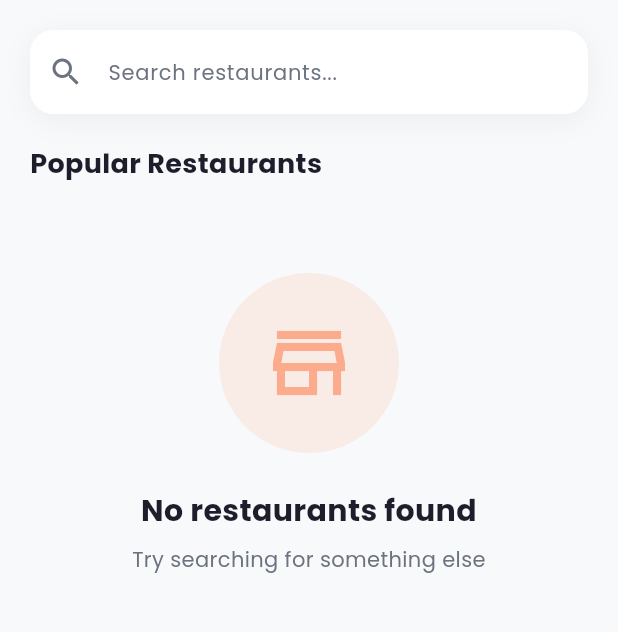
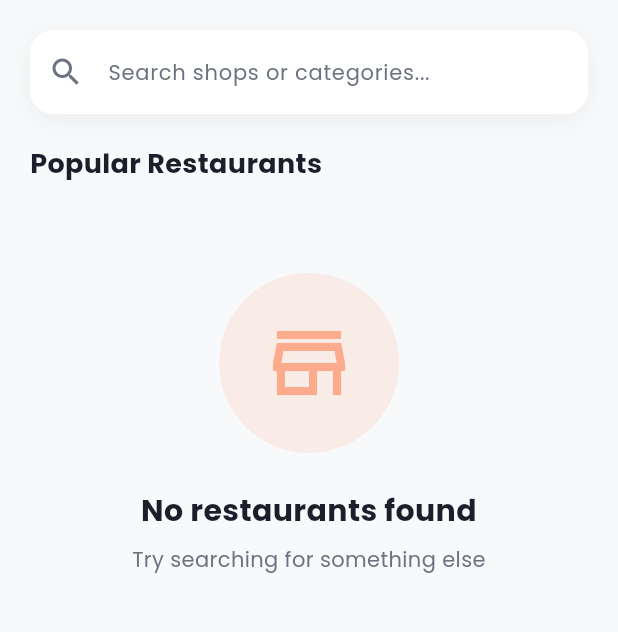
Before and after one commit to SDL455/order_food, a Flutter app: the screen it shows after launch, on a phone screen of 412 x 824 dp, the part 180-812 px from its top. Run offline on Flutter 3.47's test engine with Material 3 defaults, Android fonts, the phone set to English and light mode, and no system bars; drawn by our look-alikes of flutter_animate; our stand-ins replace cached_network_image, cloud_firestore, firebase_auth, firebase_core, firebase_messaging, firebase_storage and 7 more; accounts and stored records are empty.

Commit message:
update dashboard search to category

```diff
--- a/analysis_options.yaml
+++ b/analysis_options.yaml
@@ -7,7 +7,7 @@
 
 # The following line activates a set of recommended lints for Flutter apps,
 # packages, and plugins designed to encourage good coding practices.
-include: package:flutter_lints/flutter.yaml
+# include: package:flutter_lints/flutter.yaml
 
 linter:
   # The lint rules applied to this project can be customized in the
--- a/lib/features/home/controller/home_controller.dart
+++ b/lib/features/home/controller/home_controller.dart
@@ -2,17 +2,22 @@ import 'package:flutter/material.dart';
 import 'package:get/get.dart';
 
 import '../../../core/utils/app_logger.dart';
+import '../../../data/models/product_model.dart';
 import '../../../data/models/shop_model.dart';
+import '../../../data/repositories/product_repository.dart';
 import '../../../data/repositories/shop_repository.dart';
 
 /// Controller for the shop list (home) screen.
 class HomeController extends GetxController {
   final ShopRepository _repo = ShopRepository();
+  final ProductRepository _productRepo = ProductRepository();
 
   final shops = <ShopModel>[].obs;
+  final products = <ProductModel>[].obs;
   final isLoading = true.obs;
   final searchQuery = ''.obs;
   final searchController = TextEditingController();
+  final selectedCategory = ''.obs;
 
   @override
   void onInit() {
@@ -30,6 +35,7 @@ class HomeController extends GetxController {
     try {
       isLoading.value = true;
       shops.value = await _repo.getShops();
+      await _fetchProductsFromAllShops();
     } catch (e, st) {
       AppLogger.e('fetchShops failed', e, st);
       Get.snackbar(
@@ -42,13 +48,90 @@ class HomeController extends GetxController {
     }
   }
 
-  /// Filtered shops based on search query.
+  Future<void> _fetchProductsFromAllShops() async {
+    if (shops.isEmpty) return;
+    try {
+      final allProducts = <ProductModel>[];
+      for (final shop in shops) {
+        final shopProducts = await _productRepo.getProducts(shop.id);
+        allProducts.addAll(shopProducts);
+      }
+      products.value = allProducts;
+    } catch (e, st) {
+      AppLogger.e('_fetchProductsFromAllShops failed', e, st);
+    }
+  }
+
+  /// Unique categories from all products across shops.
+  List<String> get categories {
+    final cats = products
+        .map((p) => p.category)
+        .where((c) => c.isNotEmpty)
+        .toSet()
+        .toList();
+    cats.sort();
+    return cats;
+  }
+
+  /// Categories filtered by search query (for chip display).
+  List<String> get filteredCategories {
+    if (searchQuery.value.isEmpty) return categories;
+    final q = searchQuery.value.toLowerCase();
+    return categories.where((c) => c.toLowerCase().contains(q)).toList();
+  }
+
+  /// Categories that match the search query (for auto-showing products).
+  List<String> get searchMatchedCategories {
+    if (searchQuery.value.isEmpty) return [];
+    return filteredCategories;
+  }
+
+  /// Filtered shops: by name OR has products in category matching search.
   List<ShopModel> get filteredShops {
     if (searchQuery.value.isEmpty) return shops;
-    return shops
-        .where(
-          (s) => s.name.toLowerCase().contains(searchQuery.value.toLowerCase()),
-        )
-        .toList();
+    final q = searchQuery.value.toLowerCase();
+    return shops.where((s) {
+      final nameMatch = s.name.toLowerCase().contains(q);
+      if (nameMatch) return true;
+      final hasMatchingCategory = products.any(
+        (p) =>
+            p.shopId == s.id &&
+            p.category.isNotEmpty &&
+            p.category.toLowerCase().contains(q),
+      );
+      return hasMatchingCategory;
+    }).toList();
+  }
+
+  /// Filtered products by category and search query.
+  /// When search matches a category, show all products from that category.
+  List<ProductModel> get filteredProducts {
+    List<ProductModel> result = products.toList();
+    final matchedCats = searchMatchedCategories;
+
+    if (selectedCategory.value.isNotEmpty) {
+      result =
+          result.where((p) => p.category == selectedCategory.value).toList();
+    } else if (matchedCats.isNotEmpty) {
+      result =
+          result.where((p) => matchedCats.contains(p.category)).toList();
+    }
+
+    if (searchQuery.value.isNotEmpty) {
+      final q = searchQuery.value.toLowerCase();
+      final isSearchCategoryMode =
+          matchedCats.isNotEmpty && selectedCategory.value.isEmpty;
+      if (!isSearchCategoryMode) {
+        result =
+            result.where((p) => p.name.toLowerCase().contains(q)).toList();
+      }
+    }
+    return result;
+  }
+
+  /// True when we should show products (category selected OR search matches category).
+  bool get shouldShowProducts {
+    if (selectedCategory.value.isNotEmpty) return true;
+    return searchMatchedCategories.isNotEmpty;
   }
 }
--- a/lib/features/home/views/shop_list_screen.dart
+++ b/lib/features/home/views/shop_list_screen.dart
@@ -6,6 +6,8 @@ import '../../../core/theme/app_theme.dart';
 import '../../../core/services/firebase_service.dart';
 import '../../../core/widgets/empty_state_widget.dart';
 import '../../../routes/app_routes.dart';
+import '../../shop/widgets/category_chip.dart';
+import '../../shop/widgets/product_grid_card.dart';
 import '../controller/home_controller.dart';
 import '../widgets/main_bottom_nav.dart';
 import '../widgets/shop_card.dart';
@@ -117,23 +119,101 @@ class ShopListScreen extends GetView<HomeController> {
                       .fadeIn(duration: 400.ms)
                       .slideY(begin: -0.1, end: 0),
                   const SizedBox(height: 20),
-                  Text(
-                    'Popular Restaurants',
+                  Obx(
+                    () => Text(
+                      controller.shouldShowProducts
+                          ? 'Products'
+                          : 'Popular Restaurants',
                       style: TextStyle(
                         fontSize: 18,
                         fontWeight: FontWeight.bold,
                         color: AppTheme.textPrimary,
                       ),
                     ).animate().fadeIn(delay: 100.ms),
+                  ),
                 ],
               ),
             ),
           ),
 
+          Obx(() {
+            final cats = controller.filteredCategories;
+            if (controller.categories.isNotEmpty)
+              return SliverToBoxAdapter(
+                child: SizedBox(
+                  height: 56,
+                  child: ListView(
+                    scrollDirection: Axis.horizontal,
+                    padding: const EdgeInsets.symmetric(
+                      horizontal: 20,
+                      vertical: 10,
+                    ),
+                    children: [
+                      CategoryChip(
+                        label: 'All',
+                        isSelected: controller.selectedCategory.value.isEmpty,
+                        onTap: () => controller.selectedCategory.value = '',
+                      ),
+                      ...cats.map(
+                        (c) => CategoryChip(
+                          label: c,
+                          isSelected: controller.selectedCategory.value == c,
+                          onTap: () => controller.selectedCategory.value = c,
+                        ),
+                      ),
+                    ],
+                  ),
+                ),
+              );
+            return const SliverToBoxAdapter(child: SizedBox.shrink());
+          }),
+
           SliverToBoxAdapter(
             child: Obx(() {
               if (controller.isLoading.value) {
                 return _buildLoadingState();
+              }
+              final shouldShowProducts = controller.shouldShowProducts;
+              if (shouldShowProducts) {
+                final products = controller.filteredProducts;
+                if (products.isEmpty) {
+                  return EmptyStateWidget(
+                    icon: Icons.inventory_2_outlined,
+                    title: 'No products in this category',
+                    subtitle: 'Try another category or search',
+                  );
+                }
+                return Padding(
+                  padding: const EdgeInsets.all(20),
+                  child: GridView.builder(
+                    shrinkWrap: true,
+                    physics: const NeverScrollableScrollPhysics(),
+                    gridDelegate:
+                        const SliverGridDelegateWithFixedCrossAxisCount(
+                          crossAxisCount: 2,
+                          mainAxisSpacing: 16,
+                          crossAxisSpacing: 16,
+                          childAspectRatio: 0.68,
+                        ),
+                    itemCount: products.length,
+                    itemBuilder: (_, i) {
+                      final product = products[i];
+                      return ProductGridCard(
+                            product: product,
+                            onTap: () => Get.toNamed(
+                              AppRoutes.productDetail,
+                              arguments: {
+                                'shopId': product.shopId,
+                                'productId': product.id,
+                              },
+                            ),
+                          )
+                          .animate(delay: (i * 50).ms)
+                          .fadeIn()
+                          .scale(begin: const Offset(0.95, 0.95));
+                    },
+                  ),
+                );
               }
               final shops = controller.filteredShops;
               if (shops.isEmpty) {
--- a/lib/features/home/widgets/shop_search_bar.dart
+++ b/lib/features/home/widgets/shop_search_bar.dart
@@ -33,13 +33,16 @@ class ShopSearchBar extends StatelessWidget {
         controller: controller,
         onChanged: onChanged,
         decoration: InputDecoration(
-          hintText: 'Search restaurants...',
+          hintText: 'Search shops or categories...',
           prefixIcon: const Icon(Icons.search, color: AppTheme.textSecondary),
           suffixIcon: ValueListenableBuilder<TextEditingValue>(
             valueListenable: controller,
             builder: (context, value, child) => value.text.isNotEmpty
                 ? IconButton(
-                    icon: const Icon(Icons.clear, color: AppTheme.textSecondary),
+                    icon: const Icon(
+                      Icons.clear,
+                      color: AppTheme.textSecondary,
+                    ),
                     onPressed: () {
                       controller.clear();
                       onChanged('');
@@ -58,7 +61,10 @@ class ShopSearchBar extends StatelessWidget {
           ),
           filled: true,
           fillColor: Colors.white,
-          contentPadding: const EdgeInsets.symmetric(horizontal: 18, vertical: 16),
+          contentPadding: const EdgeInsets.symmetric(
+            horizontal: 18,
+            vertical: 16,
+          ),
         ),
       ),
     );
```
Also changed, not shown: lib/features/auth/views/splash_screen.dart (+2 -7 lines). Lines whose indentation alone changed are shown as unchanged.
